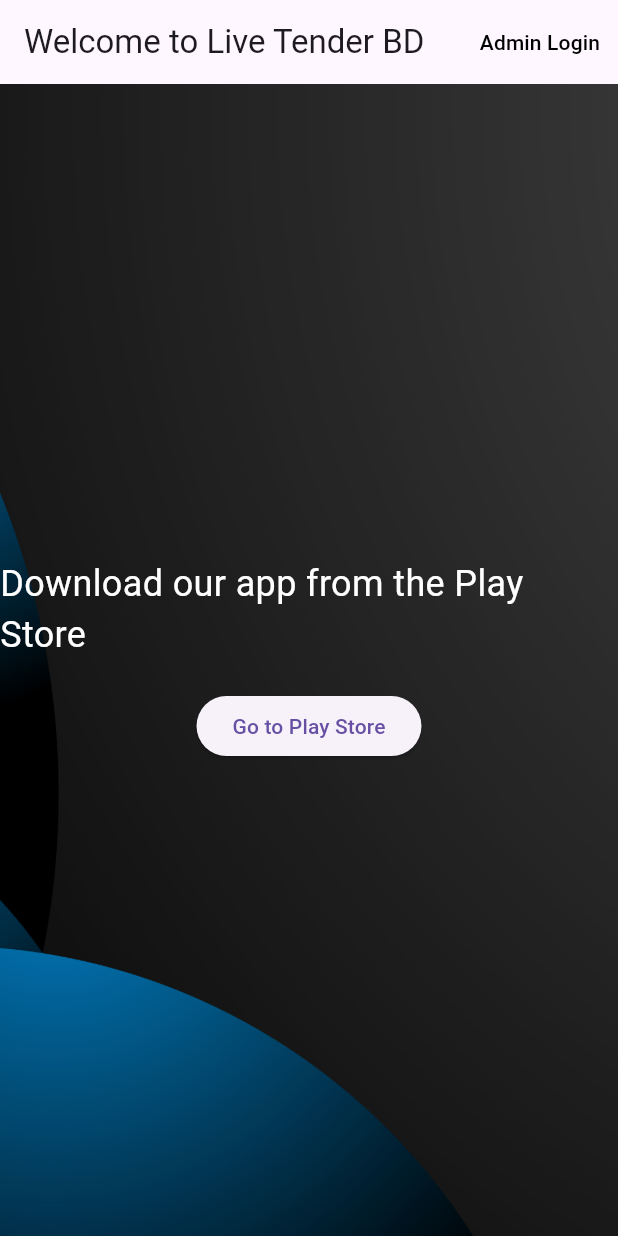
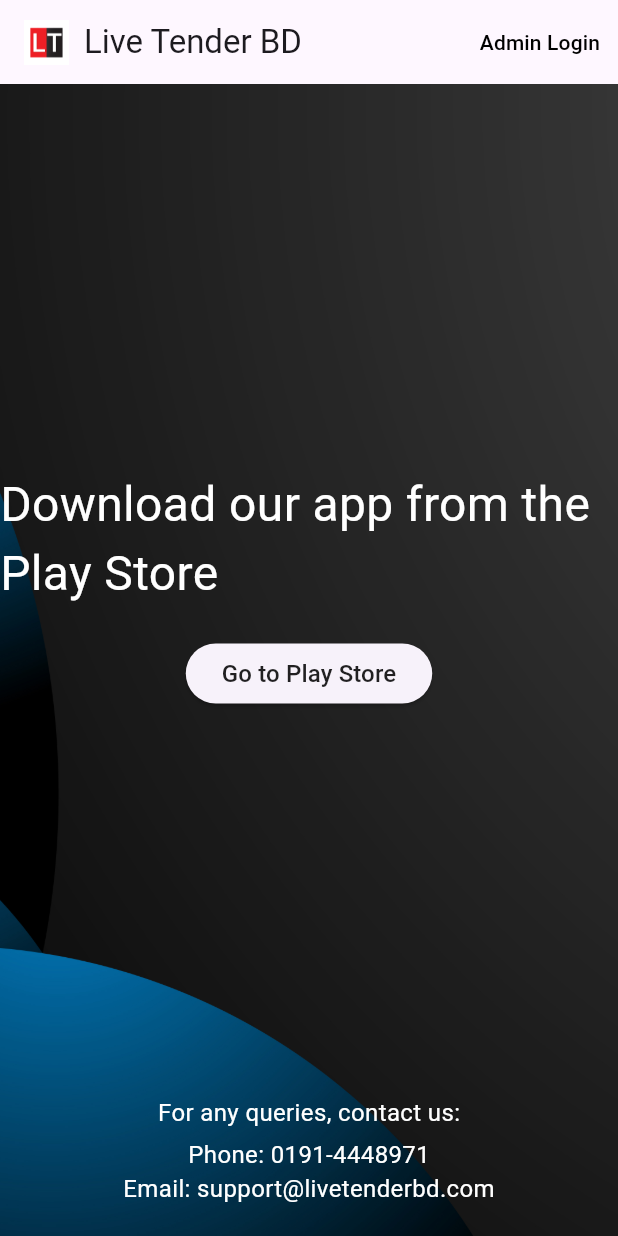
Before and after one commit to devmhsagar/live_tender_bd_admin, a Flutter app: the screen it shows after launch, after a tap on "Go to Play Store", on a phone screen of 412 x 824 dp. Run offline on Flutter 3.47's test engine with Material 3 defaults, Android fonts, the phone set to English and light mode, and no system bars; our stand-ins replace cloud_firestore, dropdown_search, firebase_auth, firebase_core, flutter_spinkit, fluttertoast and 3 more; missing offline and left inert: dart:html, excel; accounts and stored records are empty.

Commit message:
Final Release

```diff
--- a/lib/admin/screen/home_screen.dart
+++ b/lib/admin/screen/home_screen.dart
@@ -8,7 +8,17 @@
   Widget build(BuildContext context) {
     return Scaffold(
       appBar: AppBar(
-        title: Text('Welcome to Live Tender BD'),
+        title: Row(
+          children: [
+            Image.asset(
+              'assets/images/logo.png', // এখানে আপনার ছবির লোকেশন দিন
+              height: 30, // ছবির উচ্চতা
+              width: 30, // ছবির প্রস্থ
+            ),
+            SizedBox(width: 10), // ছবি এবং টেক্সটের মাঝে কিছু স্পেস
+            Text('Live Tender BD'),
+          ],
+        ),
         actions: [
           TextButton(
             onPressed: () async {
@@ -40,15 +50,18 @@
               ),
             ),
           ),
-          // মূল ,কন্টেন্ট
-          Center(
+          // মূল কন্টেন্ট
+          Column(
+            children: [
+              Expanded(
+                child: Center(
                   child: Column(
                     mainAxisAlignment: MainAxisAlignment.center,
                     children: [
                       Text(
                         'Download our app from the Play Store',
                         style: TextStyle(
-                    fontSize: 24,
+                          fontSize: 32,
                           color: Colors
                               .white, // টেক্সটের কালার যাতে ইমেজের সাথে মানিয়ে যায়
                         ),
@@ -64,13 +77,42 @@
                             throw 'Could not launch $url';
                           }
                         },
-                  child: Text('Go to Play Store'),
+                        child: Text('Go to Play Store',
+                            style: TextStyle(
+                              fontSize: 16,
+                              color: Colors.black87,
+                            )),
+                      ),
+                    ],
+                  ),
+                ),
+              ),
+              // যোগাযোগের তথ্য একেবারে নিচে দেখাবে
+              Padding(
+                padding: const EdgeInsets.only(
+                    bottom: 20), // নিচের কিছু প্যাডিং যোগ করা হয়েছে
+                child: Column(
+                  children: [
+                    Text(
+                      'For any queries, contact us:',
+                      style: TextStyle(fontSize: 16, color: Colors.white),
+                    ),
+                    SizedBox(height: 5),
+                    Text(
+                      'Phone: 0191-4448971',
+                      style: TextStyle(fontSize: 16, color: Colors.white),
+                    ),
+                    Text(
+                      'Email: support@livetenderbd.com',
+                      style: TextStyle(fontSize: 16, color: Colors.white),
                     ),
                   ],
                 ),
               ),
             ],
           ),
+        ],
+      ),
     );
   }
 }
--- a/lib/admin/screen/splash_screen.dart
+++ b/lib/admin/screen/splash_screen.dart
@@ -1,4 +1,5 @@
 import 'package:flutter/material.dart';
+import 'package:flutter_spinkit/flutter_spinkit.dart'; // সুন্দর স্পিনার ইফেক্ট এর জন্য স্পিনকিট ব্যবহার করা হয়েছে
 import 'package:get/get.dart';
 
 class SplashScreen extends StatefulWidget {
@@ -7,11 +8,26 @@
 }
 
 class _SplashScreenState extends State<SplashScreen> {
+  double progressValue = 0.0;
+
   @override
   void initState() {
     super.initState();
-    Future.delayed(Duration(seconds: 3), () {
-      Get.offNamed('/'); // স্প্ল্যাশ শেষে হোম পেজে পাঠাবে
+    simulateLoading();
+  }
+
+  // এই ফাংশনটি লোডিংয়ের সময় প্রোগ্রেস আপডেট করে
+  void simulateLoading() {
+    Future.delayed(Duration(milliseconds: 500), () {
+      setState(() {
+        progressValue += 0.2; // প্রতি 500ms এ ২০% প্রগতি হবে
+      });
+
+      if (progressValue < 1.0) {
+        simulateLoading(); // 100% এর আগে আবার কল হবে
+      } else {
+        Get.offNamed('/'); // 100% হলে হোম পেজে পাঠাবে
+      }
     });
   }
 
@@ -19,7 +35,48 @@
   Widget build(BuildContext context) {
     return Scaffold(
       body: Center(
-        child: CircularProgressIndicator(), // স্প্ল্যাশ লোডিং ইন্ডিকেটর
+        child: Column(
+          mainAxisAlignment: MainAxisAlignment.center,
+          children: [
+            // সুন্দর ডিজাইনের কাস্টম স্পিনার ইফেক্ট (Spinkit)
+            SpinKitFadingCircle(
+              color: Colors.blueAccent,
+              size: 100.0,
+            ),
+            SizedBox(height: 20),
+            // প্রগতি দেখানোর জন্য একটি চমৎকার CircularProgressIndicator
+            Stack(
+              alignment: Alignment.center,
+              children: [
+                SizedBox(
+                  height: 120,
+                  width: 120,
+                  child: CircularProgressIndicator(
+                    value:
+                        progressValue, // এখানে পার্সেন্টেজ অনুযায়ী প্রোগ্রেস দেখাবে
+                    strokeWidth: 10.0,
+                    backgroundColor: Colors.grey[300],
+                    valueColor:
+                        AlwaysStoppedAnimation<Color>(Colors.blueAccent),
+                  ),
+                ),
+                Text(
+                  '${(progressValue * 100).round()}%', // শতাংশ আকারে দেখাবে
+                  style: TextStyle(
+                    fontSize: 22,
+                    fontWeight: FontWeight.bold,
+                    color: Colors.blueAccent,
+                  ),
+                ),
+              ],
+            ),
+            SizedBox(height: 20),
+            Text(
+              'Loading...',
+              style: TextStyle(fontSize: 18, color: Colors.black54),
+            ),
+          ],
+        ),
       ),
     );
   }
--- a/pubspec.yaml
+++ b/pubspec.yaml
@@ -28,6 +28,7 @@
   platform: ^3.1.5
   path: ^1.9.0
   url_launcher: ^6.3.0
+  flutter_spinkit: ^5.2.1
 
 dev_dependencies:
   flutter_test:
@@ -40,3 +41,4 @@
   assets:
     - assets/icons/
     - assets/images/bg.jpg
+    - assets/images/logo.png
```
Also changed, not shown: assets/images/logo.png (added), pubspec.lock, 2 other files. Lines whose indentation alone changed are shown as unchanged.
